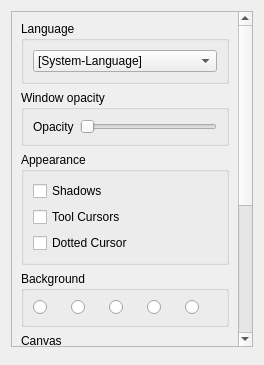
pencil2d/pencil, file app/ui/generalpage.ui: the form before one commit.
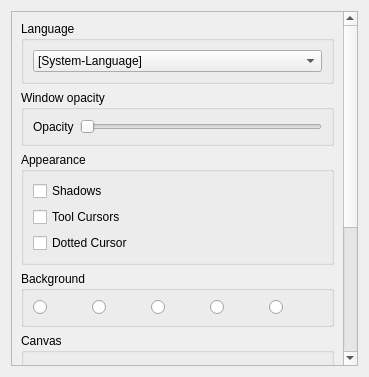
The form after the commit.

Commit message: Block signals properly when updating the General Page UI values

```diff
--- a/app/ui/generalpage.ui
+++ b/app/ui/generalpage.ui
@@ -2,6 +2,14 @@
 <ui version="4.0">
  <class>GeneralPage</class>
  <widget class="QWidget" name="GeneralPage">
+  <property name="geometry">
+   <rect>
+    <x>0</x>
+    <y>0</y>
+    <width>369</width>
+    <height>377</height>
+   </rect>
+  </property>
   <layout class="QVBoxLayout" name="outerLay">
    <item>
     <widget class="QScrollArea" name="scrollArea">
@@ -27,6 +35,14 @@
       <bool>true</bool>
      </property>
      <widget class="QWidget" name="contents">
+      <property name="geometry">
+       <rect>
+        <x>0</x>
+        <y>0</y>
+        <width>332</width>
+        <height>510</height>
+       </rect>
+      </property>
       <layout class="QVBoxLayout" name="lay">
        <item>
         <widget class="QGroupBox" name="groupBox">
@@ -168,6 +184,19 @@
          </layout>
         </widget>
        </item>
+       <item>
+        <spacer name="verticalSpacer">
+         <property name="orientation">
+          <enum>Qt::Vertical</enum>
+         </property>
+         <property name="sizeHint" stdset="0">
+          <size>
+           <width>0</width>
+           <height>0</height>
+          </size>
+         </property>
+        </spacer>
+       </item>
        <item>
         <widget class="QGroupBox" name="editingBox">
          <property name="title">
@@ -246,13 +275,6 @@
      </widget>
     </widget>
    </item>
-   <item>
-    <spacer name="verticalSpacer">
-     <property name="orientation">
-      <enum>Qt::Vertical</enum>
-     </property>
-    </spacer>
-   </item>
   </layout>
  </widget>
  <resources/>
```
The commit also changes 2 other files.
